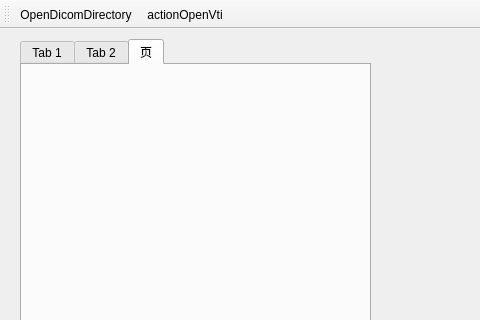
Before: the Qt Designer form QtVTKRenderWindows.ui in bleachzou3/vascuview, drawn with Qt 5; both pictures show x 0 to 480 and y 0 to 320 of the 1290 by 793 pixel window.
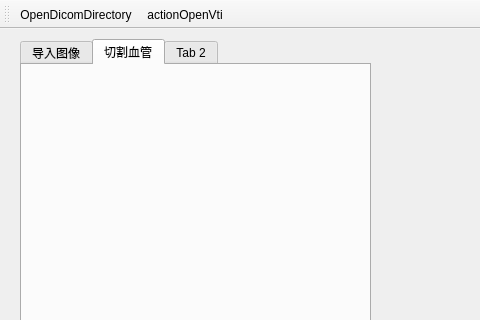
After: the same form once the commit is applied. The open tabs and pages were chosen to show the change. Icons and pictures are not drawn. Custom widgets are drawn as their Qt base class.

What changed in the file:
```diff
--- a/QtVTKRenderWindows.ui
+++ b/QtVTKRenderWindows.ui
@@ -78,7 +78,7 @@
     </property>
     <widget class="QWidget" name="tab">
      <attribute name="title">
-      <string>Tab 1</string>
+      <string>导入图像</string>
      </attribute>
      <widget class="QRadioButton" name="clickedVtkBoxWidget">
       <property name="geometry">
@@ -119,6 +119,11 @@
       </property>
      </widget>
     </widget>
+    <widget class="QWidget" name="tab_3">
+     <attribute name="title">
+      <string>切割血管</string>
+     </attribute>
+    </widget>
     <widget class="QWidget" name="tab_2">
      <attribute name="title">
       <string>Tab 2</string>
@@ -260,11 +265,6 @@
       </widget>
      </widget>
     </widget>
-    <widget class="QWidget" name="tab_3">
-     <attribute name="title">
-      <string>页</string>
-     </attribute>
-    </widget>
    </widget>
   </widget>
   <widget class="QToolBar" name="toolBar">
```
Left out of the diff: 7 changed lines with no effect on the pictures.
